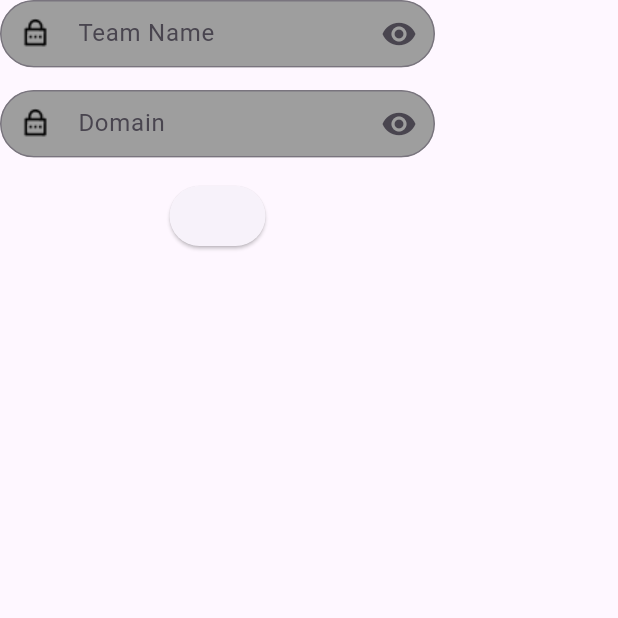
After one commit to Group-task-brl/BRL-task4-appdev, a Flutter app: the join_team screen opened directly, on a phone screen of 412 x 824 dp, the top half of it. The commit adds this screen. Run offline on Flutter 3.47's test engine with Material 3 defaults, Android fonts, the phone set to English and light mode, and no system bars.

Commit message:
join team

```diff
--- /dev/null
+++ b/lib/screens/dashboard.dart
@@ -0,0 +1,21 @@
+import "package:flutter/material.dart";
+class create_team extends StatefulWidget {
+  const create_team({super.key});
+
+  @override
+  State<create_team> createState() => _create_teamState();
+}
+
+class _create_teamState extends State<create_team> {
+  @override
+  Widget build(BuildContext context) {
+    return Scaffold(
+      appBar:AppBar(title: Text("Add Task"),),
+      body: Container(
+        child: Column(
+
+        ),
+      ),
+    );
+  }
+}
--- /dev/null
+++ b/lib/screens/join_team.dart
@@ -0,0 +1,71 @@
+import "package:flutter/material.dart";
+class join_team extends StatefulWidget {
+  const join_team({super.key});
+
+  @override
+  State<join_team> createState() => _join_teamState();
+}
+
+class _join_teamState extends State<join_team> {
+  TextEditingController TeamNameController =TextEditingController();
+  @override
+  Widget build(BuildContext context) {
+    return Scaffold(
+        body:SafeArea(
+          child: Container(
+            child: Form(
+              child: Column(
+                children: [
+                  ClipRRect(
+                    borderRadius: BorderRadiusDirectional.all(Radius.circular(30)),
+                    child: Container(
+                      height: 45,
+                      width: 290,
+                      color: Colors.grey,
+                      child: TextFormField(
+                        controller: TeamNameController,
+                        decoration: InputDecoration(
+                          // prefixIcon:Icon(Icons.looks),
+                          prefixIcon:Image.asset("lib/assets/icon_pass.png",height: 20,),
+                          hintText: "Team Name",
+                          contentPadding: EdgeInsets.symmetric(vertical: 2.0),
+                          suffixIcon: Icon(Icons.visibility),
+                          border:OutlineInputBorder(
+                            borderRadius: BorderRadius.circular(30.0),
+                          ),
+                        ),
+                      ),
+                    ),
+                  ),
+                  SizedBox(height: 15,),
+                  ClipRRect(
+                    borderRadius: BorderRadiusDirectional.all(Radius.circular(30)),
+                    child: Container(
+                      height: 45,
+                      width: 290,
+                      color: Colors.grey,
+                      child: TextFormField(
+                        controller: TeamNameController,
+                        decoration: InputDecoration(
+                          // prefixIcon:Icon(Icons.looks),
+                          prefixIcon:Image.asset("lib/assets/icon_pass.png",height: 20,),
+                          hintText: "Domain",
+                          contentPadding: EdgeInsets.symmetric(vertical: 2.0),
+                          suffixIcon: Icon(Icons.visibility),
+                          border:OutlineInputBorder(
+                            borderRadius: BorderRadius.circular(30.0),
+                          ),
+                        ),
+                      ),
+                    ),
+                  ),
+                  SizedBox(height: 15,),
+                  ElevatedButton(onPressed: (){}, child:Text("")),
+                ],
+              ),
+            ),
+          ),
+        ),
+    );
+  }
+}
--- a/lib/screens/signup.dart
+++ b/lib/screens/signup.dart
@@ -172,11 +172,12 @@ class _SignUpState extends State<SignUp> {
                               if (_formKey.currentState!.validate()) {
                                 if (passController.text == comfpassController.text) {}}
                             else {
-                              // _formKey.currentState!.showSnackBar(
+
+                                ScaffoldMessenger.of(context).showSnackBar(
                                 SnackBar(
                                   content: Text("Password mismatch"),
-                                );
-                              // );
+                                ),
+                              );
                             }
                           },
                             style:ElevatedButton.styleFrom(backgroundColor: Colors.black,
```
